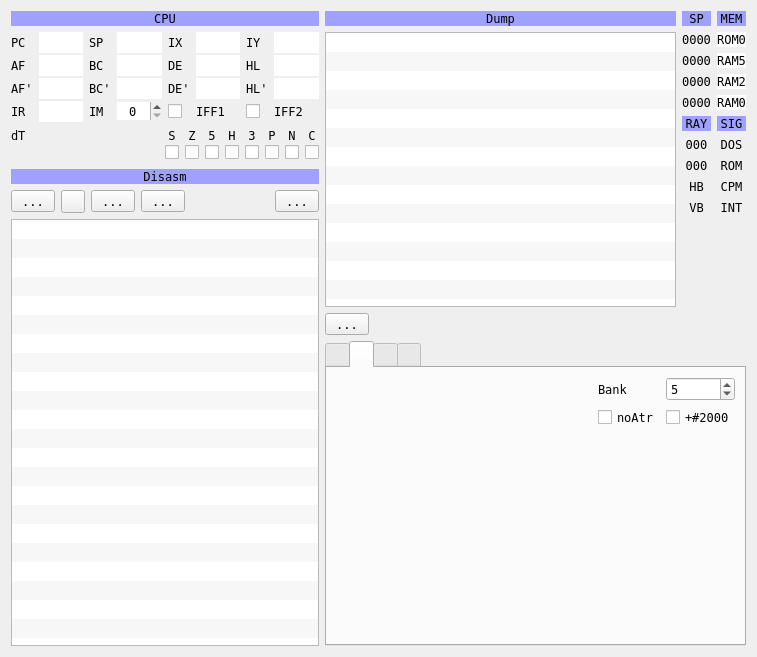
Above: ui/debuger.ui from samstyle/Xpeccy before the change. Below: the same form after it.
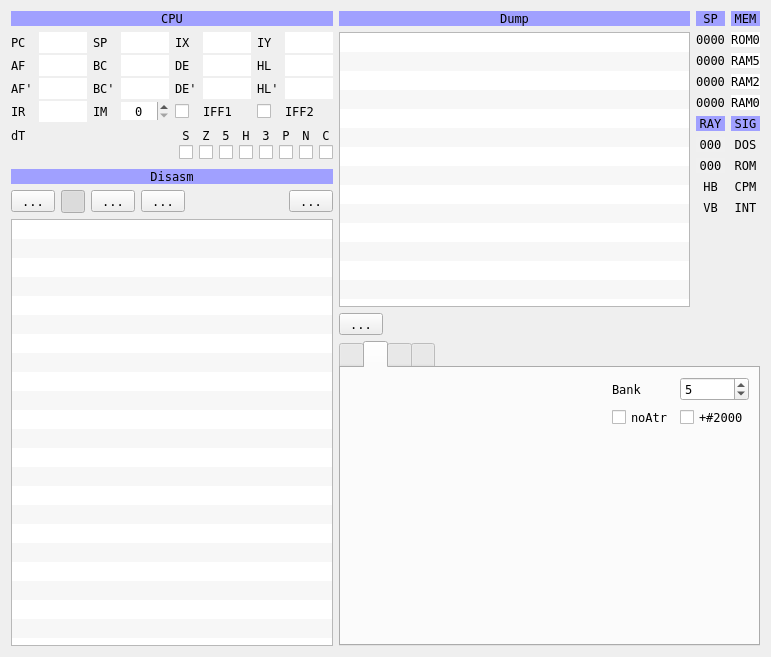
That is the form after the change. Icons and pictures are not drawn. Custom widgets are drawn as their Qt base class.

Commit message: build 20170202 [+] deBUGa: mark memory cells as opcode/byte/word/address/text [+] deBUGa: mark memory block and apply view mode/breakpoint on it [+] deBUGa: save/load labels & map of marked cells into file [+] Fullscreen is back, guys! [+] 'Keep aspect ratio' option for fullscreen

Patch:
```diff
--- a/ui/debuger.ui
+++ b/ui/debuger.ui
@@ -9,8 +9,8 @@
    <rect>
     <x>0</x>
     <y>0</y>
-    <width>757</width>
-    <height>614</height>
+    <width>771</width>
+    <height>646</height>
    </rect>
   </property>
   <property name="font">
@@ -30,7 +30,7 @@
   </property>
   <layout class="QHBoxLayout" name="horizontalLayout_5" stretch="10,0">
    <item>
-    <layout class="QVBoxLayout" name="verticalLayout_5" stretch="0,0,0,0,0,0">
+    <layout class="QVBoxLayout" name="verticalLayout_5" stretch="0,0,0,0,0,10">
      <item>
       <widget class="QLabel" name="label_26">
        <property name="styleSheet">
@@ -653,10 +653,10 @@
            <normaloff>:/images/label.png</normaloff>:/images/label.png</iconset>
          </property>
          <property name="checkable">
-          <bool>false</bool>
+          <bool>true</bool>
          </property>
          <property name="checked">
-          <bool>false</bool>
+          <bool>true</bool>
          </property>
          <property name="popupMode">
           <enum>QToolButton::InstantPopup</enum>
@@ -713,12 +713,21 @@
           <iconset resource="../xpeccy.qrc">
            <normaloff>:/images/floppy.png</normaloff>:/images/floppy.png</iconset>
          </property>
+         <property name="popupMode">
+          <enum>QToolButton::InstantPopup</enum>
+         </property>
         </widget>
        </item>
       </layout>
      </item>
      <item>
       <widget class="xTableWidget" name="dasmTable">
+       <property name="sizePolicy">
+        <sizepolicy hsizetype="Expanding" vsizetype="Preferred">
+         <horstretch>0</horstretch>
+         <verstretch>0</verstretch>
+        </sizepolicy>
+       </property>
        <property name="contextMenuPolicy">
         <enum>Qt::CustomContextMenu</enum>
        </property>
@@ -741,7 +750,7 @@
         <bool>false</bool>
        </property>
        <property name="rowCount">
-        <number>24</number>
+        <number>25</number>
        </property>
        <property name="columnCount">
         <number>4</number>
@@ -788,6 +797,7 @@
        <row/>
        <row/>
        <row/>
+       <row/>
        <column/>
        <column/>
        <column/>
```
Left out of the diff: 20 changed lines with no effect on the pictures. The commit also changes 8 other files.
